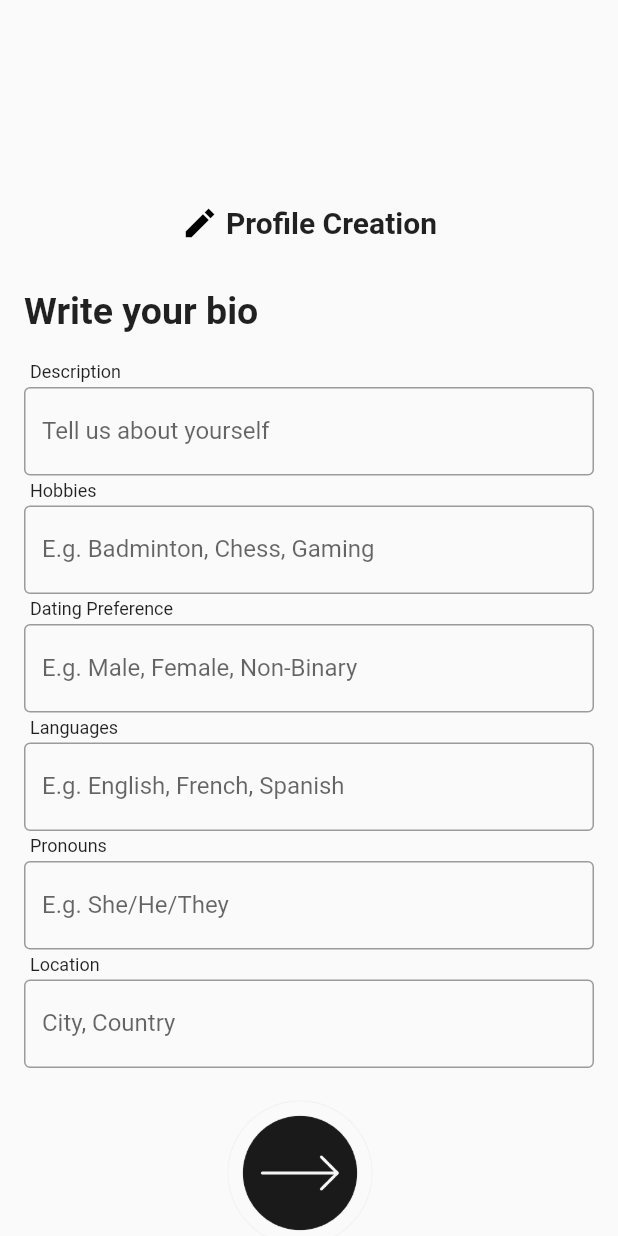
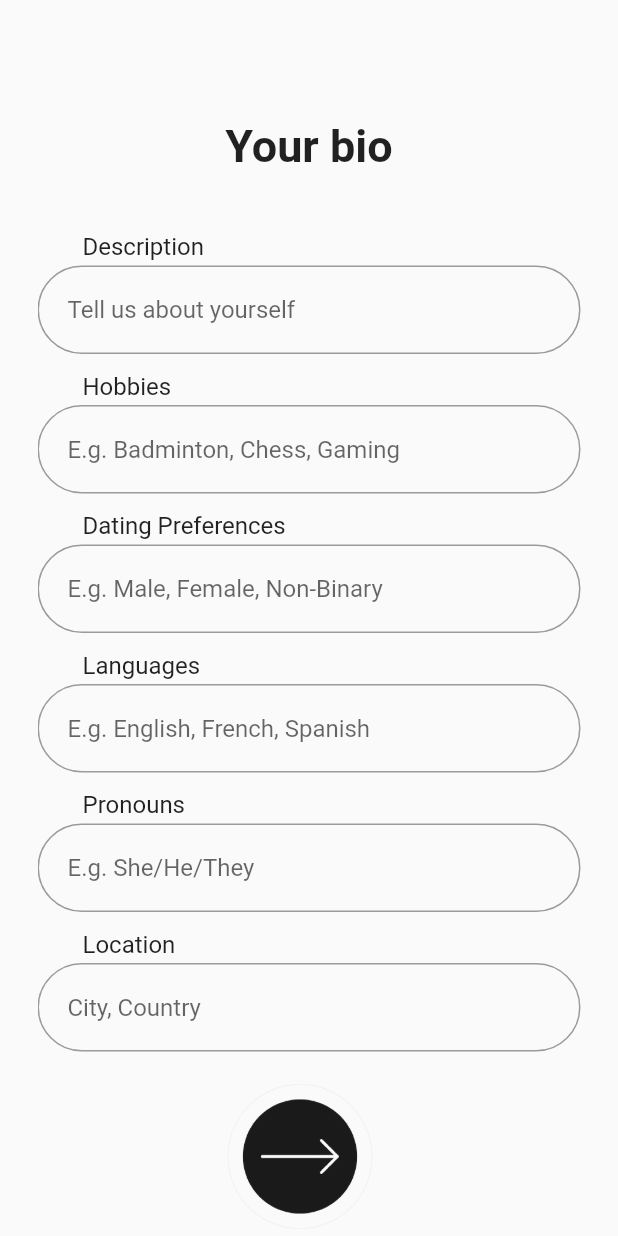
Before and after one commit to danielPeng-17/duos, a Flutter app: the ProfileCreationBio screen opened directly, on a phone screen of 412 x 824 dp. Run offline on Flutter 3.47's test engine with Material 2 defaults, Android fonts, the phone set to English and light mode, and no system bars; our stand-ins replace cached_network_image, cloud_firestore, email_validator, file_picker, firebase_auth, firebase_core and 4 more; accounts and stored records are empty; network calls fail.

Commit message:
profile creation clean up

```diff
--- a/duos_ui/lib/main.dart
+++ b/duos_ui/lib/main.dart
@@ -1,3 +1,7 @@
+import 'package:duos_ui/screens/profile_creation_age.dart';
+import 'package:duos_ui/screens/profile_creation_bio.dart';
+import 'package:duos_ui/screens/profile_creation_game.dart';
+import 'package:duos_ui/screens/profile_creation_picture.dart';
 import 'package:firebase_auth/firebase_auth.dart';
 import 'package:flutter/material.dart';
 import 'package:firebase_core/firebase_core.dart';
@@ -44,7 +48,7 @@ class MyApp extends StatelessWidget {
               ),
               foregroundColor: Colors.black,
             )),
-        home: const RootPage()
+        home: const ProfileCreationPicture()
         );
   }
 }
--- a/duos_ui/lib/screens/join_page.dart
+++ b/duos_ui/lib/screens/join_page.dart
@@ -55,12 +55,12 @@ class JoinPage extends StatelessWidget {
             ),
           ),
           Padding(
-            padding: const EdgeInsets.only(top: 680),
+            padding: const EdgeInsets.only(top: 700),
             child: Center(
               child: RichText(
                 text: TextSpan(
                   style: const TextStyle(
-                    fontSize: 15,
+                    fontSize: 16,
                     color: Colors.black,
                   ),
                   children: <TextSpan>[
--- a/duos_ui/lib/screens/profile_creation_bio.dart
+++ b/duos_ui/lib/screens/profile_creation_bio.dart
@@ -35,53 +35,49 @@ class _ProfileCreationBioState extends State<ProfileCreationBio> {
   Widget build(BuildContext context) {
     return Scaffold(
       resizeToAvoidBottomInset: true,
-      body: Center(
+      body: Container(
+        margin: const EdgeInsets.symmetric(horizontal: 25),
         child: Form(
           key: _bioForm,
           child: ListView(
             //Listview is a fix in order to prevent overflow, (scrollable) works well needs formatting
             //crossAxisAlignment: CrossAxisAlignment.start,
             children: <Widget>[
-              const Padding(
-                padding: EdgeInsets.only(top: 20.0),
-                child: SizedBox(
-                  width: 250,
-                  height: 100,
+              const SizedBox(
+                height: 80,
               ),
+              // const Padding(
+              //   padding: EdgeInsets.symmetric(horizontal: 16, vertical: 16),
+              //   child: Text.rich(
+              //     TextSpan(
+              //       children: <InlineSpan>[
+              //         WidgetSpan(
+              //           child: Icon(
+              //             Icons.create_sharp,
+              //             color: Colors.black,
+              //             size: 25,
+              //           ),
+              //         ),
+              //         TextSpan(text: ' Profile Creation'),
+              //       ],
+              //     ),
+              //     textAlign: TextAlign.center,
+              //     style: TextStyle(fontSize: 20, fontWeight: FontWeight.bold),
+              //   ),
+              // ),
+              const Center(
+                child: Text("Your bio",
+                    style:
+                        TextStyle(fontSize: 30, fontWeight: FontWeight.bold)),
+              ),
+              const SizedBox(
+                height: 40,
               ),
               const Padding(
-                padding: EdgeInsets.symmetric(horizontal: 16, vertical: 16),
-                child: Text.rich(
-                  TextSpan(
-                    children: <InlineSpan>[
-                      WidgetSpan(
-                        child: Icon(
-                          Icons.create_sharp,
-                          color: Colors.black,
-                          size: 25,
+                padding: EdgeInsets.only(bottom: 3, left: 30),
+                child: Text("Description", style: TextStyle(fontSize: 16)),
               ),
-                      ),
-                      TextSpan(text: ' Profile Creation'),
-                    ],
-                  ),
-                  textAlign: TextAlign.center,
-                  style: TextStyle(fontSize: 20, fontWeight: FontWeight.bold),
-                ),
-              ),
-              const Padding(
-                padding: EdgeInsets.symmetric(horizontal: 16, vertical: 16),
-                child: Text("Write your bio",
-                    style:
-                        TextStyle(fontSize: 25, fontWeight: FontWeight.bold)),
-              ),
-              const Padding(
-                padding: EdgeInsets.symmetric(horizontal: 20, vertical: 3),
-                child: Text("Description", style: TextStyle(fontSize: 12)),
-              ),
-              Padding(
-                padding:
-                    const EdgeInsets.symmetric(horizontal: 16, vertical: 0),
-                child: TextFormField(
+              TextFormField(
                 controller: descInput,
                 validator: (value) {
                   if (value!.isEmpty) {
@@ -89,20 +85,17 @@ class _ProfileCreationBioState extends State<ProfileCreationBio> {
                   }
                   return null;
                 },
-                  decoration: const InputDecoration(
-                    border: OutlineInputBorder(),
-                    labelText: 'Tell us about yourself',
+                decoration: InputDecoration(
+                  contentPadding: const EdgeInsets.all(20.0),
+                  border: OutlineInputBorder(
+                    borderRadius: BorderRadius.circular(30.0),
+                  ),
+                  hintText: 'Tell us about yourself',
                 ),
               ),
-              ),
-              const Padding(
-                padding: EdgeInsets.symmetric(horizontal: 20, vertical: 3),
-                child: Text("Hobbies", style: TextStyle(fontSize: 12)),
-              ),
-              Padding(
-                padding:
-                    const EdgeInsets.symmetric(horizontal: 16, vertical: 0),
-                child: TextFormField(
+
+              label("Hobbies"),
+              TextFormField(
                 controller: hobbiesInput,
                 validator: (value) {
                   if (value!.isEmpty) {
@@ -110,42 +103,35 @@ class _ProfileCreationBioState extends State<ProfileCreationBio> {
                   }
                   return null;
                 },
-                  decoration: const InputDecoration(
-                    border: OutlineInputBorder(),
-                    labelText: 'E.g. Badminton, Chess, Gaming',
+                decoration: InputDecoration(
+                  contentPadding: const EdgeInsets.all(20.0),
+                  border: OutlineInputBorder(
+                    borderRadius: BorderRadius.circular(30.0),
+                  ),
+                  hintText: 'E.g. Badminton, Chess, Gaming',
                 ),
               ),
-              ),
-              const Padding(
-                padding: EdgeInsets.symmetric(horizontal: 20, vertical: 3),
-                child:
-                    Text("Dating Preference", style: TextStyle(fontSize: 12)),
-              ),
-              Padding(
-                padding:
-                    const EdgeInsets.symmetric(horizontal: 16, vertical: 0),
-                child: TextFormField(
+
+              label("Dating Preferences"),
+              TextFormField(
                   controller: datingPrefInput,
                   validator: (value) {
                     if (value!.isEmpty) {
-                      return 'Dating preference field is required';
+                      return 'Dating preferences field is required';
                     }
                     return null;
                   },
-                  decoration: const InputDecoration(
-                    border: OutlineInputBorder(),
-                    labelText: 'E.g. Male, Female, Non-Binary',
+                  decoration: InputDecoration(
+                    contentPadding: const EdgeInsets.all(20.0),
+                    border: OutlineInputBorder(
+                      borderRadius: BorderRadius.circular(30.0),
+                    ),
+                    hintText: 'E.g. Male, Female, Non-Binary',
                   ),
                 ),
-              ),
-              const Padding(
-                padding: EdgeInsets.symmetric(horizontal: 20, vertical: 3),
-                child: Text("Languages", style: TextStyle(fontSize: 12)),
-              ),
-              Padding(
-                padding:
-                    const EdgeInsets.symmetric(horizontal: 16, vertical: 0),
-                child: TextFormField(
+
+              label("Languages"),
+              TextFormField(
                 controller: languagesInput,
                 validator: (value) {
                   if (value!.isEmpty) {
@@ -153,20 +139,17 @@ class _ProfileCreationBioState extends State<ProfileCreationBio> {
                   }
                   return null;
                 },
-                  decoration: const InputDecoration(
-                    border: OutlineInputBorder(),
-                    labelText: 'E.g. English, French, Spanish',
+                decoration: InputDecoration(
+                  contentPadding: const EdgeInsets.all(20.0),
+                  border: OutlineInputBorder(
+                    borderRadius: BorderRadius.circular(30.0),
+                  ),
+                  hintText: 'E.g. English, French, Spanish',
                 ),
               ),
-              ),
-              const Padding(
-                padding: EdgeInsets.symmetric(horizontal: 20, vertical: 3),
-                child: Text("Pronouns", style: TextStyle(fontSize: 12)),
-              ),
-              Padding(
-                padding:
-                    const EdgeInsets.symmetric(horizontal: 16, vertical: 0),
-                child: TextFormField(
+
+              label("Pronouns"),
+              TextFormField(
                 controller: pronounsInput,
                 validator: (value) {
                   if (value!.isEmpty) {
@@ -174,31 +157,30 @@ class _ProfileCreationBioState extends State<ProfileCreationBio> {
                   }
                   return null;
                 },
-                  decoration: const InputDecoration(
-                    border: OutlineInputBorder(),
-                    labelText: 'E.g. She/He/They',
+                decoration: InputDecoration(
+                  contentPadding: const EdgeInsets.all(20.0),
+                  border: OutlineInputBorder(
+                    borderRadius: BorderRadius.circular(30.0),
+                  ),
+                  hintText: 'E.g. She/He/They',
                 ),
               ),
-              ),
-              const Padding(
-                padding: EdgeInsets.symmetric(horizontal: 20, vertical: 3),
-                child: Text("Location", style: TextStyle(fontSize: 12)),
-              ),
-              Padding(
-                padding:
-                    const EdgeInsets.symmetric(horizontal: 16, vertical: 0),
-                child: TextFormField(
+
+              label("Location"),
+              TextFormField(
                 controller: locationInput,
                 validator: (value) {
                   if (value!.isEmpty) {
-                      return 'Description is required';
+                    return 'Location is required';
                   }
                   return null;
                 },
-                  decoration: const InputDecoration(
-                    border: OutlineInputBorder(),
-                    labelText: 'City, Country',
+                decoration: InputDecoration(
+                  contentPadding: const EdgeInsets.all(20.0),
+                  border: OutlineInputBorder(
+                    borderRadius: BorderRadius.circular(30.0),
                   ),
+                  hintText: 'City, Country',
                 ),
               ),
               Padding(
@@ -206,8 +188,8 @@ class _ProfileCreationBioState extends State<ProfileCreationBio> {
                 child: Center(
                     child: ElevatedButton.icon(
                         style: ElevatedButton.styleFrom(
-                          primary: Colors.black.withOpacity(0),
-                          onPrimary: Colors.black.withOpacity(0),
+                          foregroundColor: Colors.black.withOpacity(0),
+                          backgroundColor: Colors.black.withOpacity(0),
                           elevation: 20, // Elevation
                           shadowColor:
                               Colors.black.withOpacity(0), // Shadow Color
@@ -216,10 +198,12 @@ class _ProfileCreationBioState extends State<ProfileCreationBio> {
                             "assets/images/profile_creation_next.png",
                             width: 100,
                             height: 100),
-                        label: Text(""),
+                        label: const Text(""),
                         onPressed: () {
                           if (_bioForm.currentState!.validate()) {
-                            context.read<ProfileProvider>().setBio(descInput.text);
+                            context
+                                .read<ProfileProvider>()
+                                .setBio(descInput.text);
                             context
                                 .read<ProfileProvider>()
                                 .setHobbies(hobbiesInput.text);
@@ -256,4 +240,11 @@ class _ProfileCreationBioState extends State<ProfileCreationBio> {
       ),
     );
   }
+
+  Widget label(String label) {
+    return Padding(
+      padding: const EdgeInsets.only(bottom: 3, left: 30, top: 12),
+      child: Text(label, style: const TextStyle(fontSize: 16)),
+    );
   }
+}
```
Also changed, not shown: duos_ui/lib/screens/profile_creation_age.dart (+51 -41 lines), duos_ui/lib/screens/profile_creation_game.dart (+112 -109 lines), duos_ui/assets/images/apexLegends.png (added), duos_ui/assets/images/fortnite.jpg (added), duos_ui/assets/images/lol.jpg (added), duos_ui/assets/images/minecraft.jpeg (added), duos_ui/assets/images/overwatch2.jpg (added), duos_ui/assets/images/valorant.jpg (added). Lines whose indentation alone changed are shown as unchanged.
